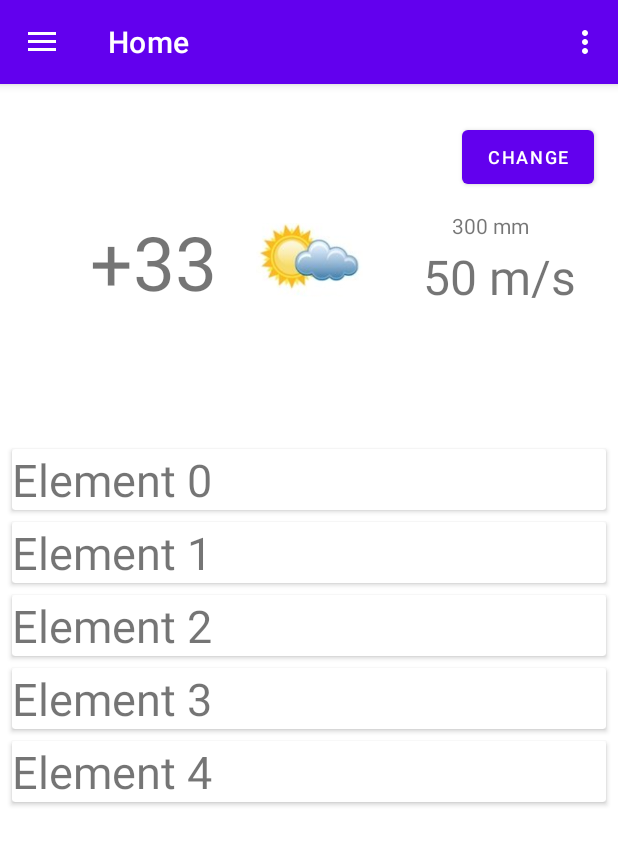
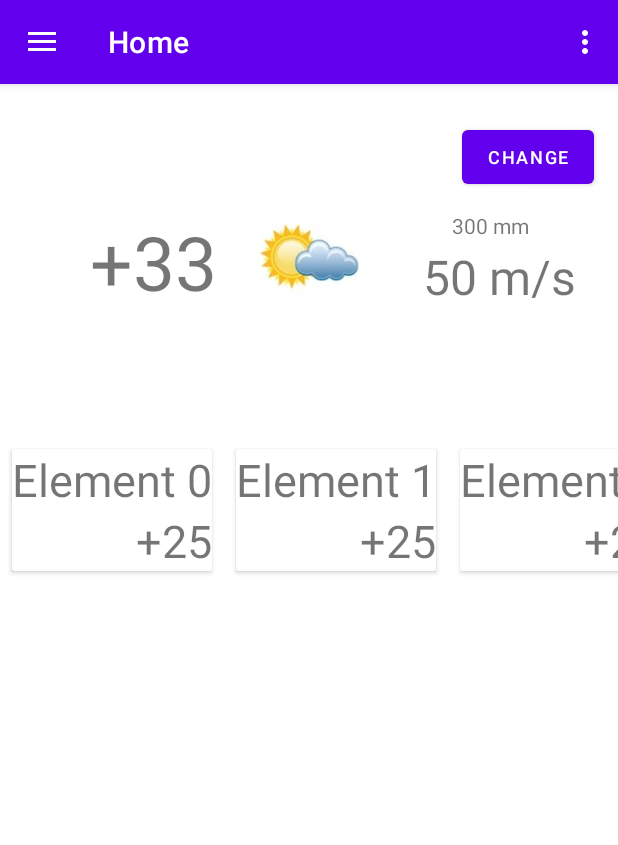
Before and after one commit to koassumo/SemenovWeather, an Android app: the screen it shows after launch (MainActivity), on a phone screen of 412 x 824 dp. Shown: the top 845 px of the screen. Run offline under Robolectric (Android 15) with nearby library versions, the phone set to English and light mode, and no system bars; our stand-ins replace navigation-ui.

Commit message:
ДЗ 8 recycle квадратные

```diff
--- a/app/src/main/java/ru/geekbrains/android2/semenovweather/ui/help/MenuListAdapter.java
+++ b/app/src/main/java/ru/geekbrains/android2/semenovweather/ui/help/MenuListAdapter.java
@@ -55,7 +55,7 @@ public class MenuListAdapter extends RecyclerView.Adapter<MenuListAdapter.ViewHo
     @NonNull
     @Override
     public ViewHolder onCreateViewHolder(@NonNull ViewGroup viewGroup, int viewType) {
-        View view = LayoutInflater.from(viewGroup.getContext()).inflate(R.layout.recycle_view_item,
+        View view = LayoutInflater.from(viewGroup.getContext()).inflate(R.layout.recycle_view_days_item,
                 viewGroup, false);
         return new ViewHolder(view);
     }
--- a/app/src/main/java/ru/geekbrains/android2/semenovweather/ui/home/HomeFragment.java
+++ b/app/src/main/java/ru/geekbrains/android2/semenovweather/ui/home/HomeFragment.java
@@ -28,7 +28,6 @@ import java.util.ArrayList;
 import java.util.Date;
 import java.util.List;
 
-import ru.geekbrains.android2.semenovweather.MainActivity;
 import ru.geekbrains.android2.semenovweather.R;
 import ru.geekbrains.android2.semenovweather.ui.home.data.WeatherRequestRestModel;
 
@@ -55,9 +54,7 @@ public class HomeFragment extends Fragment implements ListenerNewWeatherData, IF
     public View onCreateView(@NonNull LayoutInflater inflater,
                              ViewGroup container, Bundle savedInstanceState) {
         View root = inflater.inflate(R.layout.fragment_home, container, false);
-        iniList(root);
-        ((MainActivity)requireActivity()).setHomeFragmentList(this);
-        setHasOptionsMenu(true);
+        initList(root);
         return root;
     }
 
@@ -80,14 +77,13 @@ public class HomeFragment extends Fragment implements ListenerNewWeatherData, IF
         setOnChangeTownBtnClick();
     }
 
-    private void iniList(View root) {
+    private void initList(View root) {
         RecyclerView recyclerView = root.findViewById(R.id.recycleViewDays);
-
         // Эта установка повышает производительность системы
         recyclerView.setHasFixedSize(true);
 
         // Будем работать со встроенным менеджером
-        LinearLayoutManager layoutManager = new LinearLayoutManager(getContext());
+        LinearLayoutManager layoutManager = new LinearLayoutManager(getContext(), LinearLayoutManager.HORIZONTAL, false);
         recyclerView.setLayoutManager(layoutManager);
 
         // Устанавливаем адаптер
--- a/app/src/main/java/ru/geekbrains/android2/semenovweather/ui/home/RecyclerDataAdapterDays.java
+++ b/app/src/main/java/ru/geekbrains/android2/semenovweather/ui/home/RecyclerDataAdapterDays.java
@@ -30,7 +30,7 @@ public class RecyclerDataAdapterDays extends RecyclerView.Adapter<RecyclerDataAd
     public ViewHolder onCreateViewHolder(@NonNull ViewGroup parent, int viewType) {
         //context = parent.getContext();
         View view = LayoutInflater.from(parent.getContext())
-                .inflate(R.layout.recycle_view_item, parent, false);
+                .inflate(R.layout.recycle_view_days_item, parent, false);
         return new ViewHolder(view);
     }
 
--- a/app/src/main/java/ru/geekbrains/android2/semenovweather/ui/selectoptions/RecyclerDataAdapterTowns.java
+++ b/app/src/main/java/ru/geekbrains/android2/semenovweather/ui/selectoptions/RecyclerDataAdapterTowns.java
@@ -30,7 +30,7 @@ public class RecyclerDataAdapterTowns extends RecyclerView.Adapter<RecyclerDataA
     public ViewHolder onCreateViewHolder(@NonNull ViewGroup parent, int viewType) {
         //context = parent.getContext();
         View view = LayoutInflater.from(parent.getContext())
-                .inflate(R.layout.recycle_view_item, parent, false);
+                .inflate(R.layout.recycle_view_towns_item, parent, false);
         return new ViewHolder(view);
     }
 
--- /dev/null
+++ b/app/src/main/res/layout/recycle_view_days_item.xml
@@ -0,0 +1,36 @@
+<?xml version="1.0" encoding="utf-8"?>
+<androidx.cardview.widget.CardView xmlns:android="http://schemas.android.com/apk/res/android"
+    android:layout_width="wrap_content"
+    android:layout_height="wrap_content"
+    xmlns:card_view="http://schemas.android.com/apk/res-auto"
+    android:layout_marginLeft="8dp"
+    android:layout_marginTop="4dp"
+    android:layout_marginRight="8dp"
+    android:layout_marginBottom="4dp"
+    card_view:cardCornerRadius="2dp"
+    card_view:cardElevation="2dp"
+    android:orientation="vertical">
+
+    <LinearLayout
+        android:layout_width="match_parent"
+        android:layout_height="match_parent"
+        android:orientation="vertical">
+
+        <TextView
+            android:id="@+id/textStudentFirstName"
+            android:layout_width="match_parent"
+            android:layout_height="match_parent"
+            android:text="TextView"
+            android:textAlignment="viewStart"
+            android:textSize="30sp" />
+
+        <TextView
+            android:id="@+id/textStudentLastName"
+            android:layout_width="match_parent"
+            android:layout_height="wrap_content"
+            android:text="+25"
+            android:textAlignment="viewEnd"
+            android:textSize="30sp" />
+    </LinearLayout>
+
+</androidx.cardview.widget.CardView>
```
Also changed, not shown: app/src/main/res/layout/recycle_view_towns_item.xml (indentation only).
